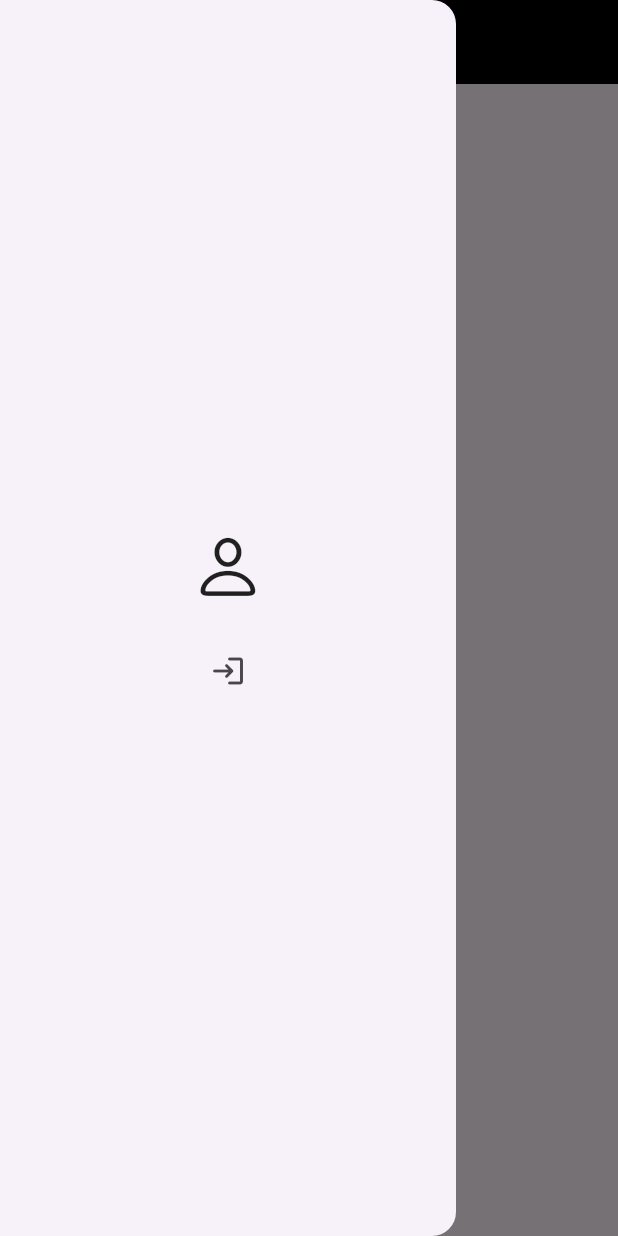
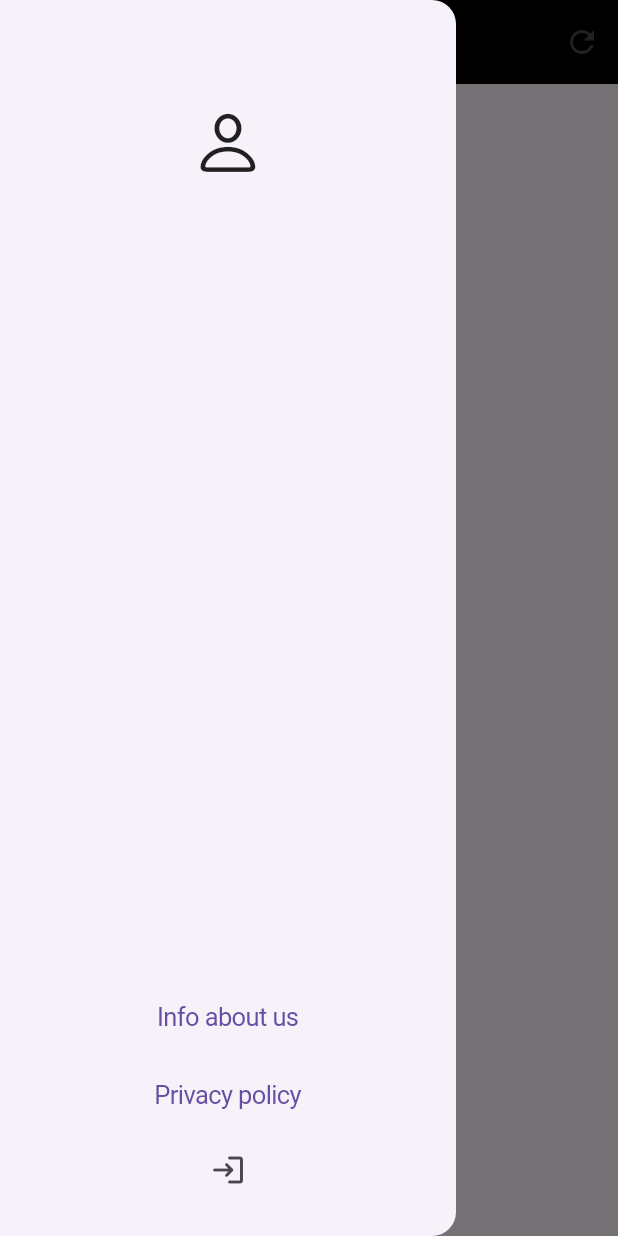
Before and after one commit to EgorP51/research_activity_tracking, a Flutter app: the screen it shows once a user with an empty profile is signed in, with the side drawer open, on a phone screen of 412 x 824 dp. Run offline on Flutter 3.47's test engine with Material 3 defaults, Android fonts, the light colour scheme and no system bars; our stand-ins replace bloc, cloud_firestore, equatable, file_picker, firebase_auth, firebase_core and 1 more; accounts and stored records are empty; generated files the repository leaves out were written again.

Commit message:
add admin pages

```diff
--- a/lib/data/models/scientific_publication.dart
+++ b/lib/data/models/scientific_publication.dart
@@ -1,6 +1,4 @@
 import 'dart:convert';
-
-import 'package:flutter/cupertino.dart';
 
 ScientificPublication scientificPublicationFromJson(String str) =>
     ScientificPublication.fromJson(json.decode(str));
@@ -14,6 +12,7 @@ class ScientificPublication {
   String? publicationYear;
   String? authorId;
   String? filePath;
+  bool? verified;
 
   ScientificPublication({
     this.id,
@@ -21,6 +20,7 @@ class ScientificPublication {
     this.publicationYear,
     this.authorId,
     this.filePath,
+    this.verified,
   });
 
   factory ScientificPublication.fromJson(Map<String, dynamic> json) =>
@@ -30,6 +30,7 @@ class ScientificPublication {
         publicationYear: json["publicationYear"],
         authorId: json["authorId"],
         filePath: json["filePath"],
+        verified: json["verified"],
       );
 
   Map<String, dynamic> toJson() => {
@@ -38,6 +39,7 @@ class ScientificPublication {
         "publicationYear": publicationYear,
         "authorId": authorId,
         "filePath": filePath,
+        "verified": verified,
       };
 
   static List<ScientificPublication> parseFromSnapshot(collection) {
@@ -48,6 +50,7 @@ class ScientificPublication {
         filePath: collection[index]['filePath'],
         publicationTitle: collection[index]['publicationTitle'],
         publicationYear: collection[index]['publicationYear'],
+        verified: (collection[index]['verified'] == "true")
       );
     });
   }
--- a/lib/presentation/pages/add_publication_page.dart
+++ b/lib/presentation/pages/add_publication_page.dart
@@ -127,6 +127,7 @@ class _AddPublicationPageState extends State<AddPublicationPage> {
       'publicationYear': _publicationYearController.text,
       'authorId': widget.user.uid,
       'filePath': filePath,
+      'verified': false,
     };
 
     await service.setData(
--- a/lib/presentation/pages/main_page.dart
+++ b/lib/presentation/pages/main_page.dart
@@ -2,48 +2,67 @@ import 'package:firebase_auth/firebase_auth.dart';
 import 'package:flutter/cupertino.dart';
 import 'package:flutter/material.dart';
 import 'package:research_activity_tracking/data/auth_service.dart';
+import 'package:research_activity_tracking/presentation/pages/admin_page.dart';
 import 'package:research_activity_tracking/presentation/pages/profile_page.dart';
+import 'package:research_activity_tracking/presentation/pages/scientific_adviser_page.dart';
 import 'package:research_activity_tracking/presentation/pages/scientific_publication_page.dart';
 
 import '../../data/database_service.dart';
 import '../../data/models/scientific_publication.dart';
 
-class MainPage extends StatelessWidget {
-  MainPage({super.key, required this.user});
+class MainPage extends StatefulWidget {
+  const MainPage({super.key, required this.user});
 
   final User? user;
 
-  // Выборка всех публикаций!!
-  List<ScientificPublication> publications = List.generate(
-    12,
-    (index) => ScientificPublication(
-      id: '123',
-      publicationTitle: 'Scientific publication title',
-      publicationYear: '2004',
-      authorId: '123',
-      filePath: 'filePath',
-    ),
-  );
+  @override
+  State<MainPage> createState() => _MainPageState();
+}
+
+class _MainPageState extends State<MainPage> {
+  void rebuildAllChildren(BuildContext context) {
+    void rebuild(Element el) {
+      el.markNeedsBuild();
+      el.visitChildren(rebuild);
+    }
+
+    (context as Element).visitChildren(rebuild);
+  }
 
   @override
   Widget build(BuildContext context) {
-    // here list of scientific publication
+    rebuildAllChildren(context);
     return Scaffold(
       appBar: AppBar(
         title: const Text('main_page'),
         backgroundColor: Colors.black,
         centerTitle: true,
+        actions: [
+          IconButton(
+            onPressed: () {
+              setState(() {
+                rebuildAllChildren(context);
+              });
+            },
+            icon: const Icon(
+              Icons.refresh,
             ),
-      body: FutureBuilder(
+          ),
+        ],
+      ),
+      body: Padding(
+        padding: const EdgeInsets.all(8.0),
+        child: FutureBuilder(
           future: DatabaseService().getAllDocuments('publications'),
           builder: (context, snapshot) {
             if (snapshot.hasData) {
               final List<ScientificPublication> list =
                   ScientificPublication.parseFromSnapshot(snapshot.data);
 
-            return ListView.builder(
-              shrinkWrap: true,
-              physics: const NeverScrollableScrollPhysics(),
+              return RefreshIndicator(
+                onRefresh: () async => rebuildAllChildren(context),
+                child: Scrollbar(
+                  child: ListView.builder(
                     itemCount: list.length,
                     itemBuilder: (context, index) {
                       final publication = list[index];
@@ -63,58 +82,88 @@ class MainPage extends StatelessWidget {
                           title: Text(publication.publicationTitle ?? ''),
                           subtitle:
                               Text(publication.publicationYear.toString()),
+                          trailing: Text(
+                            (publication.verified == true)
+                                ? 'verified'
+                                : 'not verified',
+                          ),
                         ),
                       );
                     },
+                  ),
+                ),
               );
             } else {
               return const Center(child: CircularProgressIndicator());
             }
           },
         ),
-      // body: ListView.separated(
-      //   itemBuilder: (context, index) {
-      //     return ListTile(
-      //       title: Text(publications[index].publicationTitle ?? ""),
-      //       subtitle: Text(publications[index].publicationYear.toString()),
-      //       onTap: () {
-      //         Navigator.push(
-      //           context,
-      //           MaterialPageRoute(
-      //             builder: (context) => ScientificPublicationPage(
-      //               publication: publications[index],
-      //             ),
-      //           ),
-      //         );
-      //       },
-      //     );
-      //   },
-      //   separatorBuilder: (context, index) => const Divider(),
-      //   itemCount: publications.length,
-      // ),
+      ),
       drawer: Drawer(
         child: Center(
           child: Column(
             mainAxisSize: MainAxisSize.min,
             children: [
+              const SizedBox(height: 70),
               InkWell(
                 onTap: () {
                   Navigator.push(
                     context,
                     MaterialPageRoute(
-                      builder: (context) => ProfilePage(user: user!),
+                      builder: (context) => ProfilePage(user: widget.user!),
                     ),
                   );
                 },
                 child: const Icon(CupertinoIcons.person, size: 50),
               ),
-              Text(user?.displayName ?? 'user info'),
+              Text(widget.user?.displayName ?? 'user'),
+              FutureBuilder(
+                future:
+                    DatabaseService().getData('scientists', widget.user!.uid),
+                builder: (context, snapshot) {
+                  if (snapshot.hasData) {
+                    if (snapshot.data?['role'] == 'admin') {
+                      return CupertinoButton(
+                        child: const Text('go to admin page'),
+                        onPressed: () {
+                          Navigator.push(
+                            context,
+                            MaterialPageRoute(
+                              builder: (context) => const AdminPage(),
+                            ),
+                          );
+                        },
+                      );
+                    } else if (snapshot.data?['role'] == 'scientific adviser') {
+                      return CupertinoButton(
+                        child: const Text('scientific adviser page'),
+                        onPressed: () {
+                          Navigator.push(
+                            context,
+                            MaterialPageRoute(
+                              builder: (context) => const ScientificAdviserPage(),
+                            ),
+                          );
+                        },
+                      );
+                    } else {
+                      return const SizedBox();
+                    }
+                  } else {
+                    return const SizedBox();
+                  }
+                },
+              ),
+              const Spacer(),
+              CupertinoButton(onPressed: (){}, child: const Text('Info about us')),
+              CupertinoButton(onPressed: (){}, child: const Text('Privacy policy')),
               IconButton(
                 onPressed: () {
                   AuthService().signOut();
                 },
                 icon: const Icon(Icons.login_rounded),
-              )
+              ),
+              const SizedBox(height: 20),
             ],
           ),
         ),
```
Also changed, not shown: lib/data/database_service.dart (+37 -0 lines), lib/presentation/pages/admin_page.dart (added, +174 -0 lines), lib/presentation/pages/profile_page.dart (+66 -15 lines), lib/presentation/pages/scientific_adviser_page.dart (added, +123 -0 lines), lib/presentation/pages/scientific_publication_page.dart (+15 -8 lines). Lines whose indentation alone changed are shown as unchanged.
